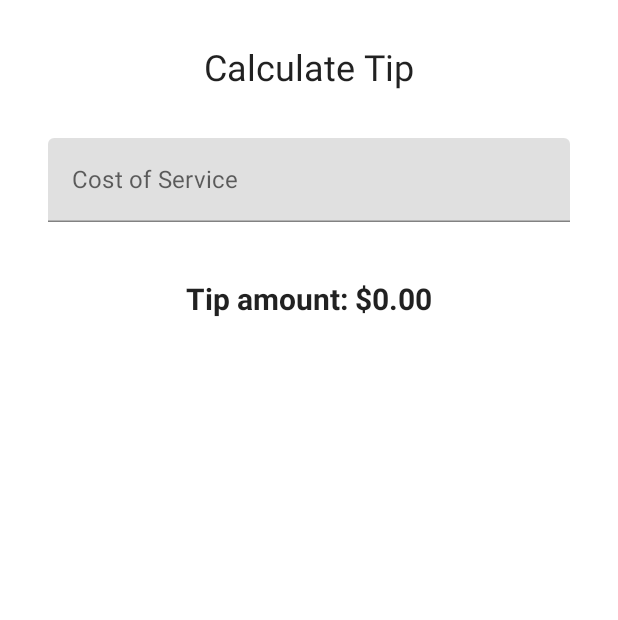
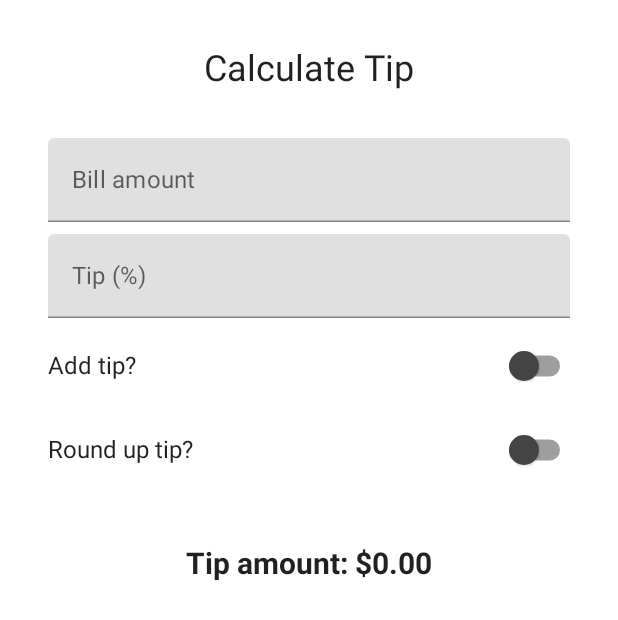
Before and after one commit to R0dr1g3z/Android_TipTime, an Android app built with Jetpack Compose: the screen it shows after launch (MainActivity), on a phone screen of 412 x 824 dp. Shown: the top 620 px of the screen. Run offline under Robolectric (Android 15) with nearby library versions, the phone set to English and light mode, and no system bars.

Commit message:
update TipTime

```diff
--- a/app/src/main/java/com/example/tiptime/MainActivity.kt
+++ b/app/src/main/java/com/example/tiptime/MainActivity.kt
@@ -3,16 +3,20 @@ package com.example.tiptime
 import android.os.Bundle
 import androidx.activity.ComponentActivity
 import androidx.activity.compose.setContent
+import androidx.annotation.StringRes
 import androidx.compose.foundation.layout.*
+import androidx.compose.foundation.text.KeyboardActions
 import androidx.compose.foundation.text.KeyboardOptions
-import androidx.compose.material.Surface
-import androidx.compose.material.Text
-import androidx.compose.material.TextField
+import androidx.compose.material.*
 import androidx.compose.runtime.*
 import androidx.compose.ui.Alignment
 import androidx.compose.ui.Modifier
+import androidx.compose.ui.focus.FocusDirection
+import androidx.compose.ui.graphics.Color
+import androidx.compose.ui.platform.LocalFocusManager
 import androidx.compose.ui.res.stringResource
 import androidx.compose.ui.text.font.FontWeight
+import androidx.compose.ui.text.input.ImeAction
 import androidx.compose.ui.text.input.KeyboardType
 import androidx.compose.ui.tooling.preview.Preview
 import androidx.compose.ui.unit.dp
@@ -41,8 +45,13 @@ fun TipTimeApp() {
 @Composable
 fun TipTimeScreen() {
     var amountInput by remember { mutableStateOf("") }
+    var tipInput by remember { mutableStateOf("") }
+    var roundUp by remember { mutableStateOf(false) }
+    var addTip by remember { mutableStateOf(false) }
     val amount = amountInput.toDoubleOrNull() ?: 0.0
-    val tip = calculateTip(amount)
+    val tipPercent = tipInput.toDoubleOrNull() ?: 0.0
+    val tip = calculateTip(amount, tipPercent, roundUp, addTip)
+    val focusManager = LocalFocusManager.current
 
     Column(
         modifier = Modifier
@@ -56,8 +65,36 @@ fun TipTimeScreen() {
         )
         Spacer(modifier = Modifier.height(16.dp))
         EditNumberField(
+            label = R.string.bill_amount,
             value = amountInput,
-            onValueChange = { amountInput = it })
+            onValueChange = { amountInput = it },
+            keyboardOptions = KeyboardOptions(
+                keyboardType = KeyboardType.Number,
+                imeAction = ImeAction.Next
+            ),
+            keyboardActions = KeyboardActions(
+                onNext = { focusManager.moveFocus(FocusDirection.Down) })
+        )
+        EditNumberField(
+            label = R.string.how_was_the_service,
+            value = tipInput,
+            onValueChange = { tipInput = it },
+            keyboardOptions = KeyboardOptions(
+                keyboardType = KeyboardType.Number,
+                imeAction = ImeAction.Done
+            ),
+            keyboardActions = KeyboardActions(onDone = { focusManager.clearFocus() })
+        )
+        RoundTheTipRow(
+            roundUp = addTip,
+            onRoundUpChanged = { addTip = it },
+            text = R.string.add_tip
+        )
+        RoundTheTipRow(
+            roundUp = roundUp,
+            onRoundUpChanged = { roundUp = it },
+            text = R.string.round_up_tip
+        )
         Spacer(modifier = Modifier.height(24.dp))
         Text(
             text = stringResource(R.string.tip_amount, tip),
@@ -70,25 +107,57 @@ fun TipTimeScreen() {
 
 @Composable
 fun EditNumberField(
+    @StringRes label: Int,
+    keyboardOptions: KeyboardOptions,
+    keyboardActions: KeyboardActions,
     value: String,
     onValueChange: (String) -> Unit
 ) {
     TextField(
         value = value,
         onValueChange = onValueChange,
-        label = { Text(stringResource(R.string.cost_of_service)) },
+        label = { Text(stringResource(label)) },
         modifier = Modifier.fillMaxWidth(),
         singleLine = true,
-        keyboardOptions = KeyboardOptions(keyboardType = KeyboardType.Number)
+        keyboardOptions = keyboardOptions,
+        keyboardActions = keyboardActions
     )
+}
+
+@Composable
+fun RoundTheTipRow(
+    @StringRes text: Int,
+    roundUp: Boolean,
+    onRoundUpChanged: (Boolean) -> Unit
+) {
+    Row(
+        modifier = Modifier
+            .fillMaxWidth()
+            .size(48.dp),
+        verticalAlignment = Alignment.CenterVertically
+    ) {
+        Text(stringResource(text))
+        Switch(
+            checked = roundUp,
+            onCheckedChange = onRoundUpChanged,
+            modifier = Modifier
+                .fillMaxWidth()
+                .wrapContentWidth(Alignment.End),
+            colors = SwitchDefaults.colors(uncheckedThumbColor = Color.DarkGray)
+        )
+    }
 }
 
 @Composable
 private fun calculateTip(
     amount: Double,
-    tipPercent: Double = 15.0
+    tipPercent: Double,
+    roundUp: Boolean,
+    addTip: Boolean
 ): String {
-    val tip = tipPercent / 100 * amount
+    var tip = 0.0
+    if (addTip) tip = tipPercent / 100 * amount
+    if (roundUp) tip = kotlin.math.ceil(tip)
     return NumberFormat.getCurrencyInstance().format(tip)
 }
 
--- a/app/src/main/res/values/strings.xml
+++ b/app/src/main/res/values/strings.xml
@@ -1,6 +1,9 @@
 <resources>
     <string name="app_name">Tip Time</string>
     <string name="calculate_tip">Calculate Tip</string>
-    <string name="cost_of_service">Cost of Service</string>
+    <string name="bill_amount">Bill amount</string>
     <string name="tip_amount">Tip amount: %s</string>
+    <string name="how_was_the_service">Tip (%)</string>
+    <string name="round_up_tip">Round up tip?</string>
+    <string name="add_tip">Add tip?</string>
 </resources>
```
